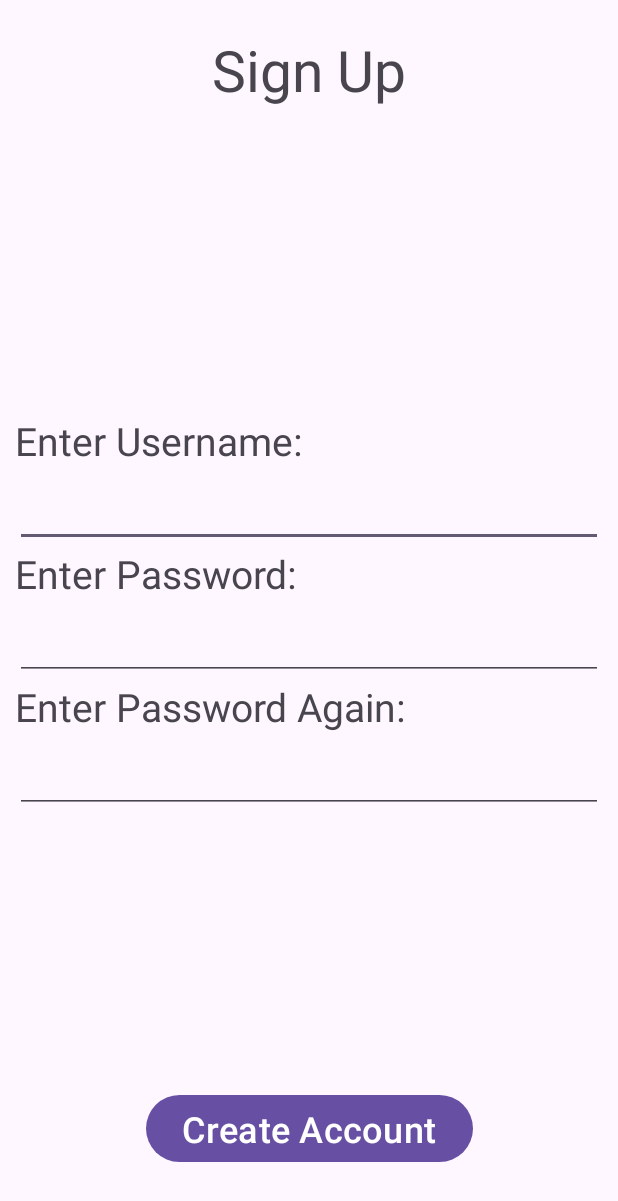
After one commit to tkay02/WCUTrails, an Android app: the SignUp screen opened directly, with no data from a screen before it, on a phone screen of 412 x 824 dp. The commit adds this screen. Shown: the top 1201 px of the screen. Run offline under Robolectric (Android 15) with nearby library versions, the phone set to English and light mode, and no system bars; our stand-ins replace Firebase (no records; nobody signed in at launch, a user with empty details on screens opened directly).

Commit message:
Created sign-in activity and works with database

```diff
--- a/app/src/main/java/edu/wcu/cs/thomas_kay/gpskotlin/EntryScreen.kt
+++ b/app/src/main/java/edu/wcu/cs/thomas_kay/gpskotlin/EntryScreen.kt
@@ -22,6 +22,7 @@ class EntryScreen : AppCompatActivity() {
     private lateinit var button3: Button
     private lateinit var button4: Button
     private lateinit var button5: Button
+    private lateinit var buttonStart: Button
     private lateinit var recordLauncher: ActivityResultLauncher<Intent>
     private lateinit var observeLauncher: ActivityResultLauncher<Intent>
     private lateinit var startTrailLauncher: ActivityResultLauncher<Intent>
@@ -49,6 +50,11 @@ class EntryScreen : AppCompatActivity() {
         button4.setOnClickListener {goToRecordActivity()}
         button5 = findViewById(R.id.go_to_path_button)
         button5.setOnClickListener {goToTrail()}
+        buttonStart = findViewById(R.id.intro)
+        buttonStart.setOnClickListener {
+            val intent = Intent(this, StartingScreen::class.java)
+            startActivity(intent)
+        }
     }
 
     private fun goToLocationActivity() {
--- a/app/src/main/java/edu/wcu/cs/thomas_kay/gpskotlin/QREncryption.kt
+++ b/app/src/main/java/edu/wcu/cs/thomas_kay/gpskotlin/QREncryption.kt
@@ -2,6 +2,7 @@ package edu.wcu.cs.thomas_kay.gpskotlin
 
 import android.os.Build
 import androidx.annotation.RequiresApi
+import java.security.MessageDigest
 import java.util.Base64
 
 @RequiresApi(Build.VERSION_CODES.O)
@@ -15,3 +16,8 @@ fun decodeQR(ciphertext:String):String {
     val decoder = Base64.getDecoder()!!
     return decoder.decode(ciphertext).decodeToString()
 }
+
+fun securePassword(password:String):String {
+    val messageDigest = MessageDigest.getInstance("SHA-256")
+    return messageDigest.digest(password.encodeToByteArray()).decodeToString()
+}
--- /dev/null
+++ b/app/src/main/java/edu/wcu/cs/thomas_kay/gpskotlin/SignUp.kt
@@ -0,0 +1,144 @@
+package edu.wcu.cs.thomas_kay.gpskotlin
+
+import android.content.Intent
+import androidx.appcompat.app.AppCompatActivity
+import android.os.Bundle
+import android.util.Log
+import android.widget.Button
+import android.widget.EditText
+import android.widget.Toast
+import com.google.firebase.database.DataSnapshot
+import com.google.firebase.database.DatabaseError
+import com.google.firebase.database.FirebaseDatabase
+import com.google.firebase.database.ValueEventListener
+
+const val FIREBASE_USER = "User"
+const val MIN_PASSWORD_LENGTH = 8
+class SignUp : AppCompatActivity() {
+
+    private lateinit var usernameEditText: EditText
+    private lateinit var password1EditText: EditText
+    private lateinit var password2EditText: EditText
+    private val reference = FirebaseDatabase.getInstance().getReference(FIREBASE_USER)
+    private lateinit var usernames: ArrayList<String>
+
+    override fun onCreate(savedInstanceState: Bundle?) {
+        super.onCreate(savedInstanceState)
+        setContentView(R.layout.activity_sign_up)
+        getUserNames()
+        val submit:Button = this.findViewById(R.id.submit)
+        usernameEditText = this.findViewById(R.id.username_edit)
+        password1EditText = this.findViewById(R.id.password_one_edit)
+        password2EditText = this.findViewById(R.id.password_two_edit)
+        submit.setOnClickListener { createAccount() }
+    }
+
+    private fun hasNoSpaces(text:String):Boolean {
+        val charArray = text.toCharArray()
+        for(i in charArray) {
+            if(i.isWhitespace()) return false
+        }
+        return true
+    }
+
+    private fun hasADigit(password:String):Boolean {
+        val charArray = password.toCharArray()
+        for(i in charArray) {
+            if(i.isDigit()) return true
+        }
+        return false
+    }
+
+    private fun hasASymbol(password:String):Boolean {
+        return password.contains("[!\"#$%&'()*+,-./:;\\\\<=>?@\\[\\]^_`{|}~]".toRegex())
+    }
+
+    private fun getUserNames() {
+        this.reference.addValueEventListener(object:ValueEventListener {
+            override fun onDataChange(snapshot: DataSnapshot) {
+                Log.v("debugging", "Num of children: ${snapshot.childrenCount}")
+                usernames = ArrayList()
+                for(i in snapshot.children) {
+                    usernames.add(i.getValue(User::class.java)!!.username)
+                    Log.v("debugging", "Username: ${usernames[usernames.size - 1]}")
+                }
+            }
+            override fun onCancelled(error: DatabaseError) {
+                Log.v("error", "$error")
+            }
+
+        })
+    }
+
+    private fun createAccount() {
+        if(usernameCheck() && passwordCheck()) {
+            val password1 = password1EditText.text.toString()
+            val password2 = password2EditText.text.toString()
+            if(password1 == password2) {
+                val username = usernameEditText.text.toString()
+                val salt = reference.push().key!!
+                // Salt and hash password
+                val finalPassword = securePassword(salt + password1)
+                Log.v("debugging", "Password: $finalPassword")
+                val user = User(username, finalPassword)
+                reference.child(salt).setValue(user)
+                Toast.makeText(this, "Account created successfully", Toast.LENGTH_LONG).show()
+                val intent = Intent(this, SignUp::class.java)
+                setResult(RESULT_OK, intent)
+                finish()
+            } else {
+                Toast.makeText(this, "The two passwords do not match", Toast.LENGTH_LONG).show()
+            }
+        }
+    }
+
+    private fun usernameCheck():Boolean {
+        var isValid = false
+        val username = this.usernameEditText.text.toString()
+        when {
+            username == "" -> {
+                Toast.makeText(this, "Username cannot be nothing", Toast.LENGTH_LONG).show()
+            }
+            usernames.contains(username) -> {
+                Toast.makeText(this, "Username has already been chosen", Toast.LENGTH_LONG).show()
+            }
+            !hasNoSpaces(username) -> {
+                Toast.makeText(this, "Username cannot have spaces", Toast.LENGTH_LONG).show()
+            }
+            else -> {
+                isValid = true
+            }
+        }
+        return isValid
+    }
+
+    private fun passwordCheck():Boolean {
+        var isValid = false
+        val password = this.password1EditText.text.toString()
+        when {
+            password.length < MIN_PASSWORD_LENGTH -> {
+                Toast.makeText(this, "Invalid length for password", Toast.LENGTH_LONG).show()
+            }
+            !hasNoSpaces(password) -> {
+                Toast.makeText(this, "Password cannot have space characters",
+                    Toast.LENGTH_LONG).show()
+            }
+            !hasADigit(password) -> {
+                Toast.makeText(this, "Password must require at least one digit character",
+                    Toast.LENGTH_LONG).show()
+            }
+            !hasASymbol(password) -> {
+                Toast.makeText(this, "Password must require at least one symbol character",
+                    Toast.LENGTH_LONG).show()
+            }
+            else -> {
+                isValid = true
+            }
+        }
+        return isValid
+    }
+
+}
+
+// Include scores as fields
+data class User(val username: String = "", val password: String = "")
--- /dev/null
+++ b/app/src/main/res/layout/activity_sign_up.xml
@@ -0,0 +1,112 @@
+<?xml version="1.0" encoding="utf-8"?>
+<androidx.constraintlayout.widget.ConstraintLayout xmlns:android="http://schemas.android.com/apk/res/android"
+    xmlns:app="http://schemas.android.com/apk/res-auto"
+    xmlns:tools="http://schemas.android.com/tools"
+    android:layout_width="match_parent"
+    android:layout_height="match_parent"
+    tools:context=".SignUp">
+
+    <TextView
+        android:layout_width="wrap_content"
+        android:layout_height="wrap_content"
+        android:textSize="38sp"
+        android:padding="5dp"
+        android:text="Sign Up"
+        app:layout_constraintStart_toStartOf="parent"
+        app:layout_constraintEnd_toEndOf="parent"
+        app:layout_constraintTop_toTopOf="parent"
+        android:layout_marginTop="15dp">
+    </TextView>
+
+    <TextView
+        android:id="@+id/username_txt"
+        android:layout_width="wrap_content"
+        android:layout_height="wrap_content"
+        app:layout_constraintTop_toTopOf="parent"
+        app:layout_constraintBottom_toBottomOf="parent"
+        app:layout_constraintStart_toStartOf="parent"
+        app:layout_constraintVertical_bias=".35"
+        android:text="Enter Username:"
+        android:textSize="26sp"
+        android:layout_marginStart="10dp">
+    </TextView>
+
+    <EditText
+        android:id="@+id/username_edit"
+        android:layout_width="match_parent"
+        android:layout_height="wrap_content"
+        app:layout_constraintStart_toStartOf="parent"
+        app:layout_constraintEnd_toEndOf="parent"
+        app:layout_constraintTop_toBottomOf="@id/username_txt"
+        android:textSize="24sp"
+        app:hintEnabled="false"
+        android:layout_marginStart="10dp"
+        android:layout_marginEnd="10dp"
+        android:ems="10">
+    </EditText>
+
+    <TextView
+        android:id="@+id/password_one_txt"
+        android:layout_width="wrap_content"
+        android:layout_height="wrap_content"
+        app:layout_constraintStart_toStartOf="parent"
+        app:layout_constraintTop_toBottomOf="@id/username_edit"
+        android:text="Enter Password:"
+        android:textSize="26sp"
+        android:layout_marginStart="10dp">
+    </TextView>
+
+    <EditText
+        android:id="@+id/password_one_edit"
+        android:layout_width="match_parent"
+        android:layout_height="wrap_content"
+        app:layout_constraintStart_toStartOf="parent"
+        app:layout_constraintEnd_toEndOf="parent"
+        app:layout_constraintTop_toBottomOf="@id/password_one_txt"
+        android:textSize="24sp"
+        app:hintEnabled="false"
+        android:layout_marginStart="10dp"
+        android:layout_marginEnd="10dp"
+        android:ems="10"
+        android:inputType="textPassword">
+    </EditText>
+
+    <TextView
+        android:id="@+id/password_two_txt"
+        android:layout_width="wrap_content"
+        android:layout_height="wrap_content"
+        app:layout_constraintTop_toBottomOf="@id/password_one_edit"
+        app:layout_constraintStart_toStartOf="parent"
+        android:textSize="26sp"
+        android:layout_marginStart="10dp"
+        android:text="Enter Password Again:">
+    </TextView>
+
+    <EditText
+        android:id="@+id/password_two_edit"
+        android:layout_width="match_parent"
+        android:layout_height="wrap_content"
+        app:layout_constraintStart_toStartOf="parent"
+        app:layout_constraintEnd_toEndOf="parent"
+        app:layout_constraintTop_toBottomOf="@id/password_two_txt"
+        android:textSize="24sp"
+        app:hintEnabled="false"
+        android:layout_marginStart="10dp"
+        android:layout_marginEnd="10dp"
+        android:ems="10"
+        android:inputType="textPassword">
+    </EditText>
+
+    <Button
+        android:id="@+id/submit"
+        android:layout_width="wrap_content"
+        android:layout_height="wrap_content"
+        app:layout_constraintStart_toStartOf="parent"
+        app:layout_constraintEnd_toEndOf="parent"
+        app:layout_constraintBottom_toBottomOf="parent"
+        android:textSize="24dp"
+        android:text="Create Account"
+        android:layout_marginBottom="45dp">
+    </Button>
+
+</androidx.constraintlayout.widget.ConstraintLayout>
```
Also changed, not shown: app/src/main/AndroidManifest.xml (+8 -3 lines), app/src/main/java/edu/wcu/cs/thomas_kay/gpskotlin/StartingScreen.kt (added, +40 -0 lines), app/src/main/res/layout/activity_entry_screen.xml (+11 -0 lines), app/src/main/res/layout/activity_starting_screen.xml (added, +45 -0 lines).
